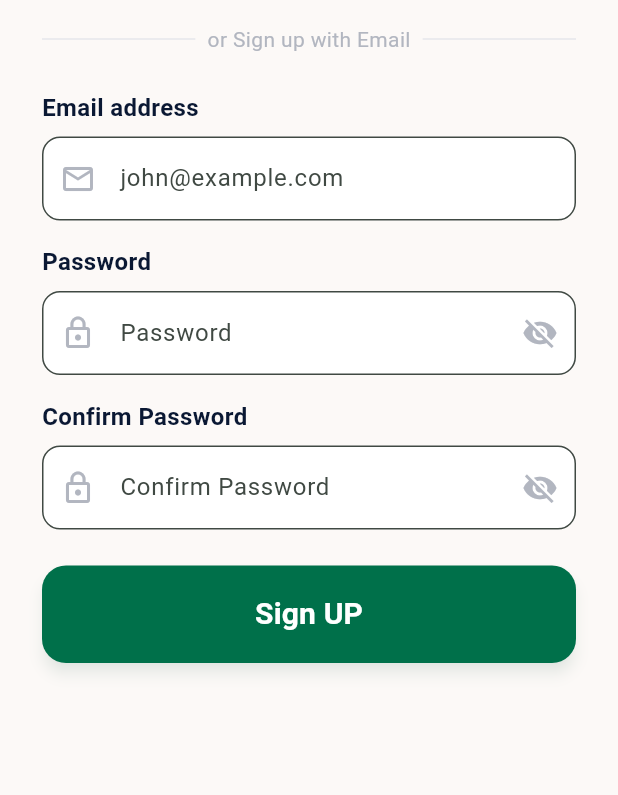
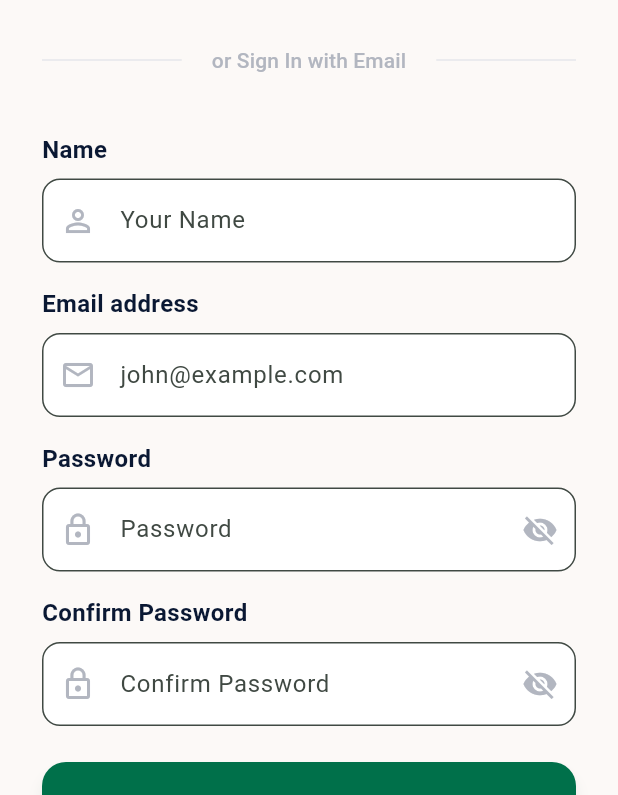
Before and after one commit to Naman30903/smart_trip_planner, a Flutter app: the SignupScreen screen opened directly, on a phone screen of 412 x 824 dp, the part 441-1236 px from its top. Run offline on Flutter 3.47's test engine with Material 3 defaults, Android fonts, the phone set to English and light mode, and no system bars; our stand-ins replace firebase_auth, firebase_core, flutter_dotenv, flutter_gemini, flutter_riverpod, hive and 2 more; accounts and stored records are empty.

Commit message:
feat: Add user name handling and token usage tracking in the database service

```diff
--- a/lib/providers/chat_provider.dart
+++ b/lib/providers/chat_provider.dart
@@ -4,7 +4,7 @@ import '../models/api_response.dart';
 
 // Provider for GeminiService singleton
 final geminiServiceProvider = Provider<GeminiService>((ref) {
-  return GeminiService();
+  return GeminiService(ref: ref);
 });
 
 // Async provider for generating itinerary
--- a/lib/screens/signup_screen.dart
+++ b/lib/screens/signup_screen.dart
@@ -1,5 +1,6 @@
 import 'package:flutter/material.dart';
 import 'package:flutter_riverpod/flutter_riverpod.dart';
+import 'package:smart_trip_planner/providers/database_provider.dart';
 import 'package:smart_trip_planner/services/auth_service.dart';
 
 class SignupScreen extends ConsumerStatefulWidget {
@@ -13,6 +14,7 @@ class _SignupScreenState extends ConsumerState<SignupScreen> {
   final _emailController = TextEditingController();
   final _passwordController = TextEditingController();
   final _confirmPasswordController = TextEditingController();
+  final _nameController = TextEditingController();
   bool passwordVisible = false;
   bool confirmPasswordVisible = false;
   bool _isLoading = false;
@@ -20,6 +22,7 @@ class _SignupScreenState extends ConsumerState<SignupScreen> {
 
   @override
   void dispose() {
+    _nameController.dispose();
     _emailController.dispose();
     _passwordController.dispose();
     _confirmPasswordController.dispose();
@@ -54,7 +57,9 @@ class _SignupScreenState extends ConsumerState<SignupScreen> {
         _emailController.text.trim(),
         _passwordController.text,
       );
-      // No need to navigate, AuthWrapper will handle it
+      await ref
+          .read(databaseServiceProvider)
+          .saveUserName(_nameController.text.trim());
     } catch (e) {
       setState(() {
         _errorMessage = e.toString();
@@ -135,17 +140,49 @@ class _SignupScreenState extends ConsumerState<SignupScreen> {
               Row(
                 children: [
                   Expanded(child: Divider(color: Color(0xFFE5E7EB))),
-                  const Padding(
+                  Padding(
                     padding: EdgeInsets.symmetric(horizontal: 8),
-                    child: Text(
-                      "or Sign up with Email",
-                      style: TextStyle(color: Color(0xFFB2B6C0)),
+                    child: TextButton(
+                      onPressed: () {
+                        Navigator.of(
+                          context,
+                        ).pop(); // or push to LoginScreen if needed
+                      },
+                      child: const Text(
+                        "or Sign In with Email",
+                        style: TextStyle(color: Color(0xFFB2B6C0)),
+                      ),
                     ),
                   ),
                   Expanded(child: Divider(color: Color(0xFFE5E7EB))),
                 ],
               ),
               const SizedBox(height: 24),
+              Text(
+                "Name",
+                style: TextStyle(
+                  color: Color(0xFF0A1833),
+                  fontWeight: FontWeight.w600,
+                  fontSize: 16,
+                ),
+              ),
+              const SizedBox(height: 8),
+              TextField(
+                controller: _nameController,
+                decoration: InputDecoration(
+                  prefixIcon: Icon(
+                    Icons.person_outline,
+                    color: Color(0xFFB2B6C0),
+                  ),
+                  hintText: "Your Name",
+                  border: OutlineInputBorder(
+                    borderRadius: BorderRadius.circular(12),
+                  ),
+                  filled: true,
+                  fillColor: Colors.white,
+                ),
+              ),
+              const SizedBox(height: 16),
               Text(
                 "Email address",
                 style: TextStyle(
```
Also changed, not shown: lib/models/hive_models.dart (+5 -3 lines), lib/providers/profile_provider.dart (+18 -6 lines), lib/screens/home_screen.dart (+14 -5 lines), lib/screens/profile_screen.dart (+45 -24 lines), lib/services/database_service.dart (+34 -0 lines), lib/services/openai_service.dart (+47 -4 lines).
